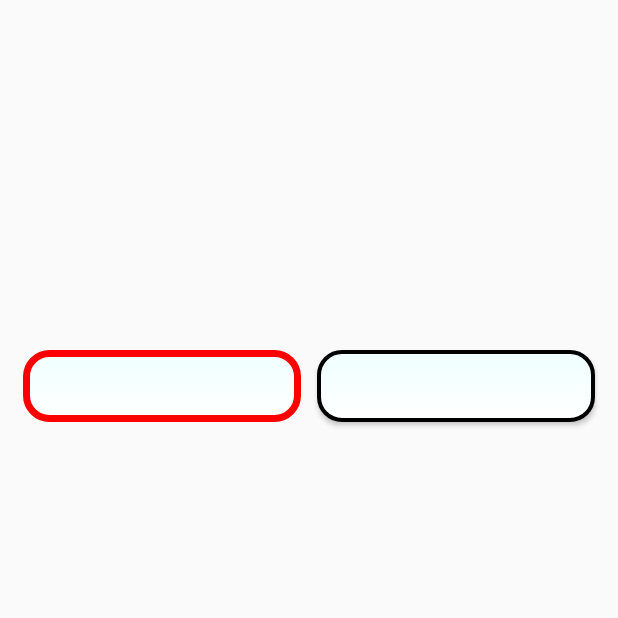
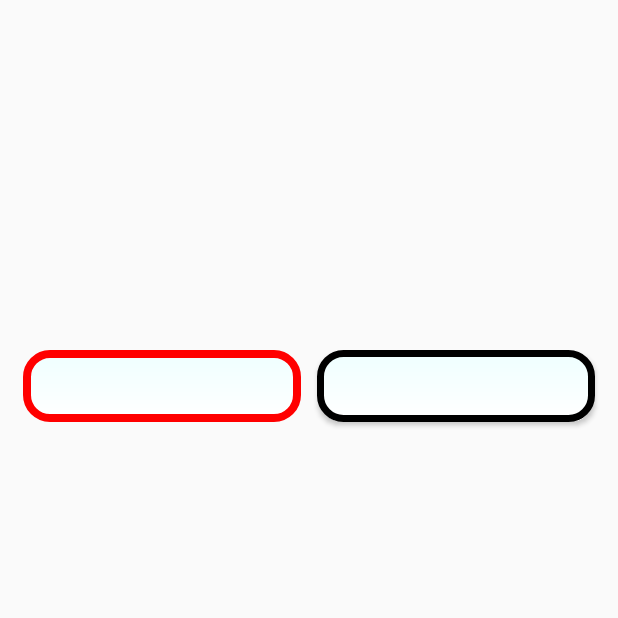
Before and after one commit to mareksabo/umimecesky, an Android app: the TrainingActivity screen opened directly, with no data from a screen before it, after a tap on an icon or button, on a phone screen of 412 x 824 dp, the part 618-1236 px from its top. Run offline under Robolectric (Android 15) with nearby library versions, the phone set to English and light mode, and no system bars; 4 statements that could not run were skipped.

Commit message:
Button color/width is same on both activities

```diff
--- a/Roboti/app/src/main/java/cz/muni/fi/umimecesky/roboti/activity/TrainingActivity.java
+++ b/Roboti/app/src/main/java/cz/muni/fi/umimecesky/roboti/activity/TrainingActivity.java
@@ -1,7 +1,5 @@
 package cz.muni.fi.umimecesky.roboti.activity;
 
-import android.graphics.Color;
-import android.graphics.drawable.GradientDrawable;
 import android.os.Bundle;
 import android.util.Log;
 import android.view.MotionEvent;
@@ -18,8 +16,6 @@ import cz.muni.fi.umimecesky.roboti.pojo.Category;
 import cz.muni.fi.umimecesky.roboti.pojo.FillWord;
 import cz.muni.fi.umimecesky.roboti.utils.Utils;
 
-import static cz.muni.fi.umimecesky.roboti.utils.Constant.DARK_GREEN;
-import static cz.muni.fi.umimecesky.roboti.utils.Constant.DEFAULT_COLOR;
 import static cz.muni.fi.umimecesky.roboti.utils.Constant.LAST_FILLED_WORD;
 import static cz.muni.fi.umimecesky.roboti.utils.Constant.TICKED_CATEGORIES_EXTRA;
 import static cz.muni.fi.umimecesky.roboti.utils.Constant.TRAINING_NEW_WORD_DELAY;
@@ -69,7 +65,7 @@ public class TrainingActivity extends BaseAbstractActivity {
 
     @Override
     protected void chosenWrong(Button button) {
-        setIncorrect(button);
+        setWrong(button);
         showExplanation();
     }
 
@@ -85,25 +81,6 @@ public class TrainingActivity extends BaseAbstractActivity {
             }
         }, TRAINING_NEW_WORD_DELAY);
 
-    }
-
-    private static final int STROKE_WIDTH = 7;
-
-    private void setIncorrect(Button button) {
-
-        button.setTextColor(Color.RED);
-
-        GradientDrawable gradientDrawable = (GradientDrawable) button.getBackground();
-        gradientDrawable.setStroke(STROKE_WIDTH, Color.RED);
-        button.setEnabled(false);
-    }
-
-    private void setCorrect(Button button) {
-        getWordText().setText(getCurrentWord().getWordFilled());
-        button.setTextColor(DARK_GREEN);
-        GradientDrawable gradientDrawable = (GradientDrawable) button.getBackground();
-        gradientDrawable.setStroke(STROKE_WIDTH, DARK_GREEN);
-        button.setEnabled(false);
     }
 
     private void showExplanation() {
@@ -146,8 +123,6 @@ public class TrainingActivity extends BaseAbstractActivity {
         super.setWord(word);
 
         hideExplanation();
-        ((GradientDrawable) getVariant1().getBackground()).setStroke(4, DEFAULT_COLOR);
-        ((GradientDrawable) getVariant2().getBackground()).setStroke(4, DEFAULT_COLOR);
         setCategoryName();
         setButtonsEnabled();
     }
--- a/Roboti/app/src/main/java/cz/muni/fi/umimecesky/roboti/utils/Constant.java
+++ b/Roboti/app/src/main/java/cz/muni/fi/umimecesky/roboti/utils/Constant.java
@@ -8,9 +8,11 @@ public final class Constant {
     public static final int RACE_NEW_WORD_DELAY = 200; //ms
 
     public static final int RAW_HOPS_TO_WIN = 5;
+    public static final int STROKE_WIDTH = 8;
 
     public static final int DEFAULT_COLOR = Color.BLACK;
-    public static final int DARK_GREEN = Color.parseColor("#4C924C");
+    public static final int CORRECT_COLOR = Color.parseColor("#4C924C");
+    public static final int WRONG_COLOR = Color.RED;
 
     public static final String LAST_FILLED_WORD = "lastWord";
     public static final String IS_FILLED = "isFilled";
```
Also changed, not shown: Roboti/app/src/main/java/cz/muni/fi/umimecesky/roboti/activity/BaseAbstractActivity.java (+23 -0 lines), Roboti/app/src/main/java/cz/muni/fi/umimecesky/roboti/activity/RaceActivity.java (+2 -5 lines).
